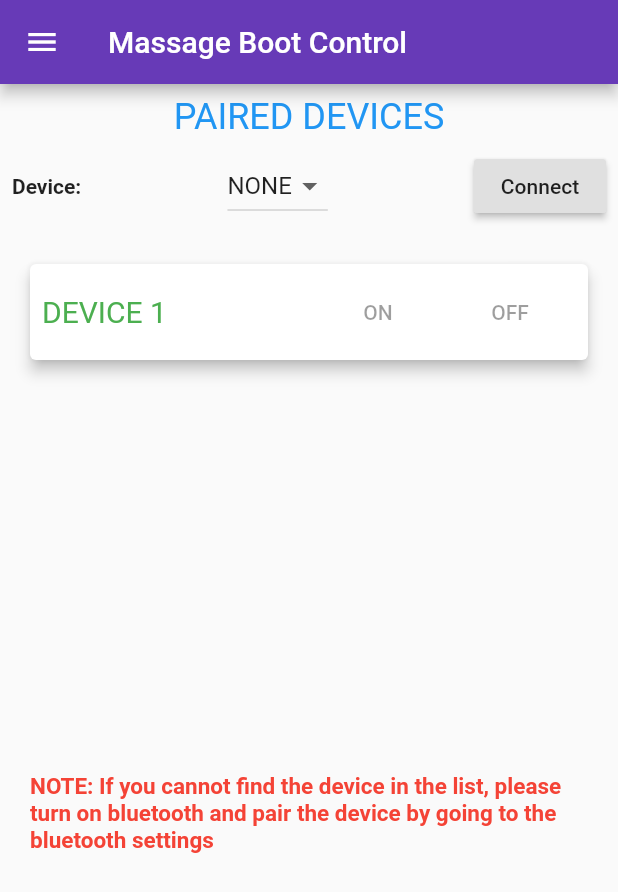
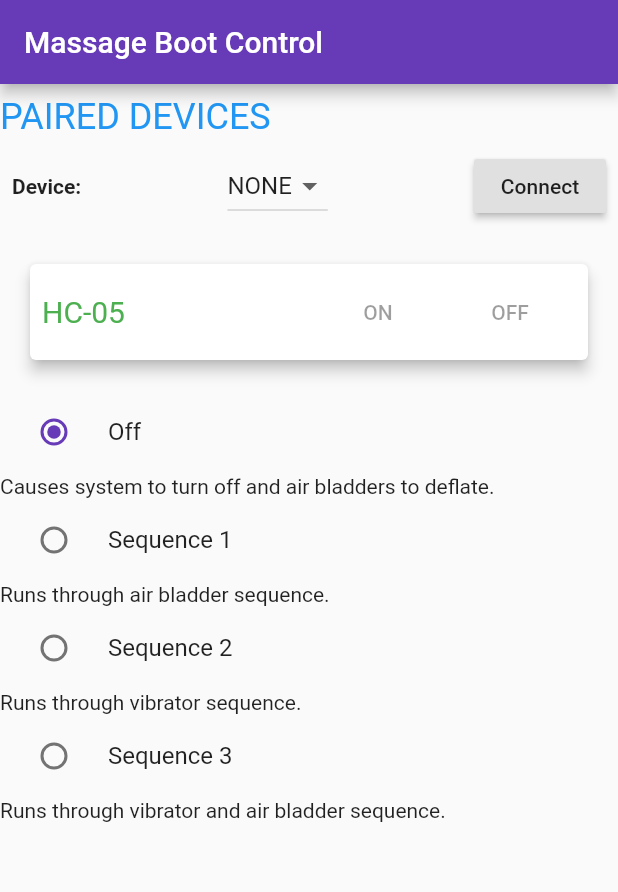
Before and after one commit to coopyey/massage-boot-app, a Flutter app: the screen it shows after launch, on a phone screen of 412 x 824 dp. Shown: the top 892 px of the screen. Run offline on Flutter 3.47's test engine with Material 2 defaults, Android fonts, the phone set to English and light mode, and no system bars; our stand-ins replace flutter_bluetooth_serial.

Commit message:
move sequencing to main, added console output

```diff
--- a/lib/main.dart
+++ b/lib/main.dart
@@ -2,9 +2,12 @@ import 'dart:async';
 import 'package:flutter/services.dart';
 import 'package:flutter/material.dart';
 import 'package:flutter_bluetooth_serial/flutter_bluetooth_serial.dart';
-import './sequence.dart';
+//import './sequence.dart';
 
 void main() => runApp(MyApp());
+
+enum Sequencing {off, one, two, three}
+Sequencing _sequence = Sequencing.off; //Starts off by default
 
 class MyApp extends StatelessWidget { // This widget is the root of your application.
   @override
@@ -90,8 +93,8 @@ class _BluetoothAppState extends State<BluetoothApp> {
           title: Text("Massage Boot Control"), //app title
           backgroundColor: Colors.deepPurple,
         ),
-        //Menu for navigating pages
-        drawer: new Drawer(
+        //Menu for navigating pages - commented out for semester 1, left for example
+        /* drawer: new Drawer(
           child: ListView(
             children: <Widget>[
               //Sequence Selection
@@ -105,9 +108,10 @@ class _BluetoothAppState extends State<BluetoothApp> {
               ),
             ],
           ),
-        ),
+        ), */
         body: Container(
           child: Column(
+            crossAxisAlignment: CrossAxisAlignment.start,
             mainAxisSize: MainAxisSize.max,
             children: <Widget>[
               Padding(
@@ -152,7 +156,7 @@ class _BluetoothAppState extends State<BluetoothApp> {
                       children: <Widget>[
                         Expanded(
                           child: Text(
-                            "DEVICE 1",
+                            "HC-05",
                             style: TextStyle(
                               fontSize: 20,
                               color: Colors.green,
@@ -174,7 +178,7 @@ class _BluetoothAppState extends State<BluetoothApp> {
                   ),
                 ),
               ),
-              Expanded(
+              /*Expanded(
                 child: Padding(
                   padding: const EdgeInsets.all(20),
                   child: Center(
@@ -187,7 +191,55 @@ class _BluetoothAppState extends State<BluetoothApp> {
                     ),
                   ),
                 ),
-              )
+              ) */
+              //Sequence 0 block
+              new RadioListTile<Sequencing>(
+                title: const Text('Off'),
+                value: Sequencing.off,
+                groupValue: _sequence,
+                onChanged: (Sequencing value) => setState(() /* => _sequence = value),*/ {
+                  _sequence = value;
+                  print(value.index);
+                }),
+                activeColor: Colors.deepPurple
+              ),
+              Text("Causes system to turn off and air bladders to deflate.", textAlign: TextAlign.left),
+              //Sequence 1 block
+              new RadioListTile<Sequencing>(
+                title: const Text('Sequence 1'),
+                value: Sequencing.one,
+                groupValue: _sequence,
+                onChanged: (Sequencing value) => setState(() {
+                  _sequence = value;
+                  print(value.index);
+                }),
+                activeColor: Colors.deepPurple,
+              ),
+              new Text("Runs through air bladder sequence.", textAlign: TextAlign.left),
+              //Sequence 2 block
+             new RadioListTile<Sequencing>(
+                title: const Text('Sequence 2'),
+                value: Sequencing.two,
+                groupValue: _sequence,
+                onChanged: (Sequencing value) => setState(() {
+                  _sequence = value;
+                  print(value.index);
+                }),
+                activeColor: Colors.deepPurple,
+              ),
+              new Text("Runs through vibrator sequence.", textAlign: TextAlign.left),
+              //Sequence 3 block
+              new RadioListTile<Sequencing>(
+                title: const Text('Sequence 3'),
+                value: Sequencing.three,
+                groupValue: _sequence,
+                onChanged: (Sequencing value) => setState(() {
+                  _sequence = value;
+                  print(value.index);
+                }),
+                activeColor: Colors.deepPurple,
+              ),
+              new Text("Runs through vibrator and air bladder sequence.", textAlign: TextAlign.left),
             ],
           ),
         ),
```
